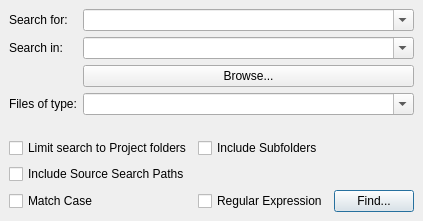
Above: apps/ide/common/searchdockwidget.ui from christopherpow/nesicide before the change. Below: the same form after it.
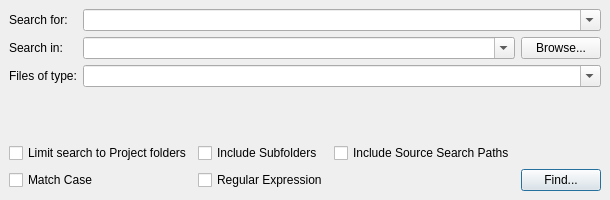
That is the form after the change. Icons and pictures are not drawn.

Commit message: Reducing vertical extent of Output Pane.  Updating TODO.

The edit to the form file:
```diff
--- a/apps/ide/common/searchdockwidget.ui
+++ b/apps/ide/common/searchdockwidget.ui
@@ -6,8 +6,8 @@
    <rect>
     <x>0</x>
     <y>0</y>
-    <width>393</width>
-    <height>221</height>
+    <width>553</width>
+    <height>200</height>
    </rect>
   </property>
   <property name="sizePolicy">
@@ -18,8 +18,8 @@
   </property>
   <property name="minimumSize">
    <size>
-    <width>393</width>
-    <height>221</height>
+    <width>553</width>
+    <height>200</height>
    </size>
   </property>
   <property name="maximumSize">
@@ -38,9 +38,9 @@
      <verstretch>0</verstretch>
     </sizepolicy>
    </property>
-   <layout class="QGridLayout" name="gridLayout_2">
-    <item row="0" column="0" colspan="3">
-     <layout class="QFormLayout" name="formLayout">
+   <layout class="QGridLayout" name="gridLayout_3">
+    <item row="0" column="0">
+     <layout class="QFormLayout" name="formLayout_2">
       <property name="fieldGrowthPolicy">
        <enum>QFormLayout::AllNonFixedFieldsGrow</enum>
       </property>
@@ -72,7 +72,15 @@
        </widget>
       </item>
       <item row="1" column="1">
+       <layout class="QHBoxLayout" name="horizontalLayout">
+        <item>
        <widget class="QComboBox" name="location">
+          <property name="sizePolicy">
+           <sizepolicy hsizetype="MinimumExpanding" vsizetype="Fixed">
+            <horstretch>0</horstretch>
+            <verstretch>0</verstretch>
+           </sizepolicy>
+          </property>
         <property name="editable">
          <bool>true</bool>
         </property>
@@ -81,7 +89,7 @@
         </property>
        </widget>
       </item>
-      <item row="2" column="1">
+        <item>
        <widget class="QPushButton" name="browse">
         <property name="text">
          <string>Browse...</string>
@@ -92,14 +100,16 @@
         </property>
        </widget>
       </item>
-      <item row="3" column="0">
+       </layout>
+      </item>
+      <item row="2" column="0">
        <widget class="QLabel" name="label_3">
         <property name="text">
          <string>Files of type:</string>
         </property>
        </widget>
       </item>
-      <item row="3" column="1">
+      <item row="2" column="1">
        <widget class="QComboBox" name="type">
         <property name="editable">
          <bool>true</bool>
@@ -111,44 +121,44 @@
       </item>
      </layout>
     </item>
-    <item row="2" column="0" colspan="3">
+    <item row="1" column="0">
      <layout class="QGridLayout" name="gridLayout">
-      <item row="0" column="1">
+      <item row="0" column="0">
        <widget class="QCheckBox" name="projectFolder">
         <property name="text">
          <string>Limit search to Project folders</string>
         </property>
        </widget>
       </item>
-      <item row="0" column="2">
+      <item row="0" column="1">
        <widget class="QCheckBox" name="subfolders">
         <property name="text">
          <string>Include Subfolders</string>
         </property>
        </widget>
       </item>
-      <item row="1" column="1">
-       <widget class="QCheckBox" name="sourceSearchPaths">
-        <property name="text">
-         <string>Include Source Search Paths</string>
-        </property>
-       </widget>
-      </item>
-      <item row="2" column="1">
+      <item row="1" column="0">
        <widget class="QCheckBox" name="caseSensitive">
         <property name="text">
          <string>Match Case</string>
         </property>
        </widget>
       </item>
-      <item row="2" column="2">
+      <item row="1" column="1">
        <widget class="QCheckBox" name="regex">
         <property name="text">
          <string>Regular Expression</string>
         </property>
        </widget>
       </item>
-      <item row="2" column="4">
+      <item row="0" column="2">
+       <widget class="QCheckBox" name="sourceSearchPaths">
+        <property name="text">
+         <string>Include Source Search Paths</string>
+        </property>
+       </widget>
+      </item>
+      <item row="1" column="3">
        <widget class="QPushButton" name="find">
         <property name="text">
          <string>Find...</string>
@@ -161,7 +171,7 @@
         </property>
        </widget>
       </item>
-      <item row="2" column="3">
+      <item row="1" column="2">
        <spacer name="horizontalSpacer">
         <property name="orientation">
          <enum>Qt::Horizontal</enum>
```
Lines whose indentation alone changed are shown as unchanged. The commit also changes 1 other file.
